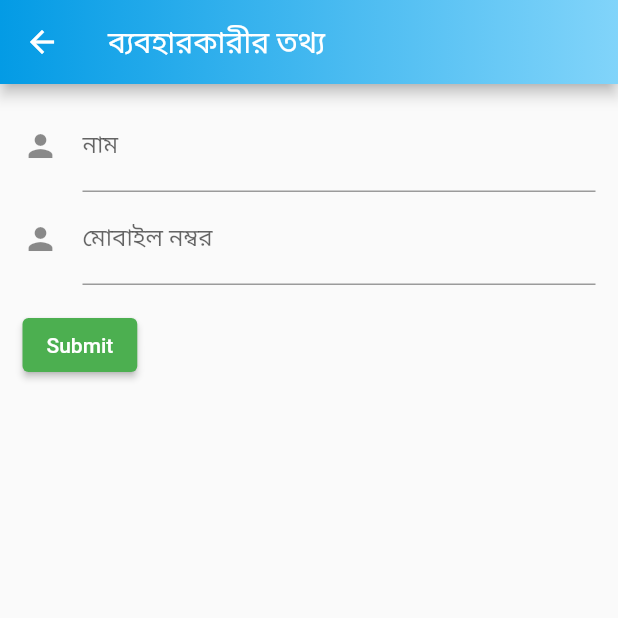
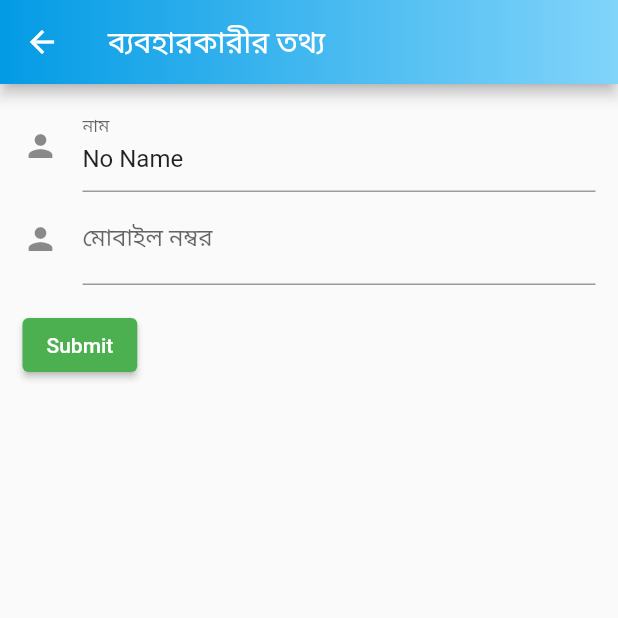
Before and after one commit to Azimul-Haque/diordnarabdnasjb, a Flutter app: the ProfileEditPage screen opened directly with empty values, on a phone screen of 412 x 824 dp, the top half of it. Run offline on Flutter 3.47's test engine with Material 2 defaults, Android fonts, the phone set to English and light mode, and no system bars; our stand-ins replace firebase_auth, firebase_core, pinput; missing offline and left inert: onesignal_flutter; accounts and stored records are empty.

Commit message:
Commit Thu 06/16/2022  2:34:44.21 22819

```diff
--- a/lib/profileedit.dart
+++ b/lib/profileedit.dart
@@ -22,7 +22,8 @@ class _ProfileEditPageState extends State<ProfileEditPage> {
   @override
   void initState() {
     super.initState();
-    _nameController.text = widget.user.displayName ?? 'No Name';
+    _nameController.text =
+        widget.user.displayName == '' ? 'No Name' : widget.user.displayName;
     _phoneController.text = widget.user.phoneNumber ?? '01***';
     print(widget.user);
   }
```
